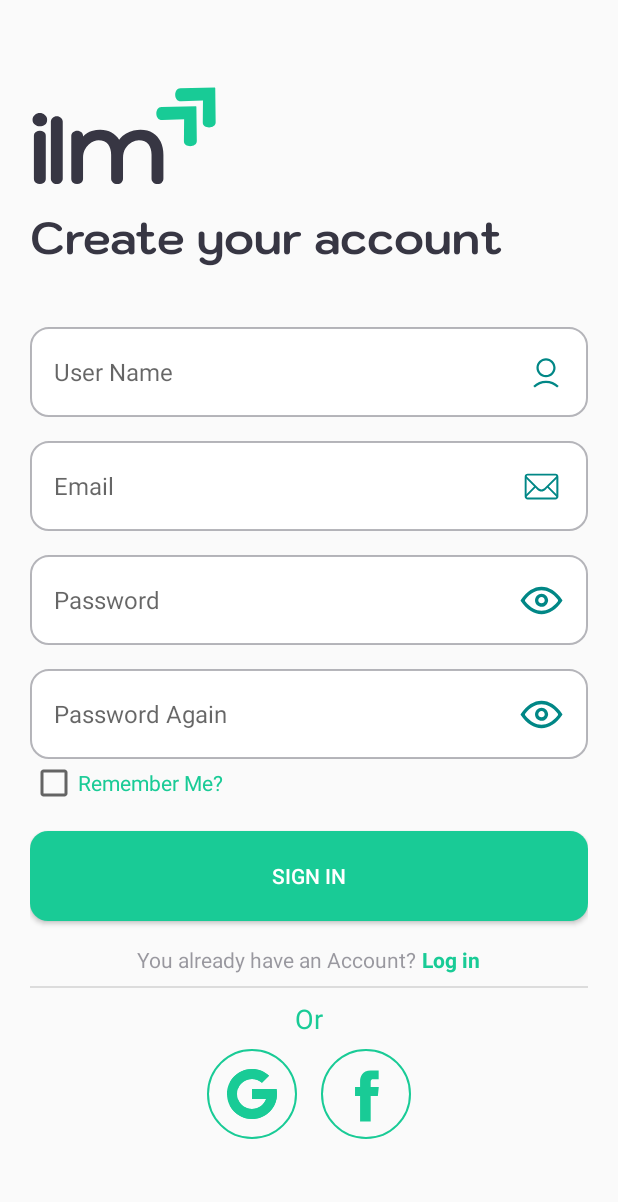
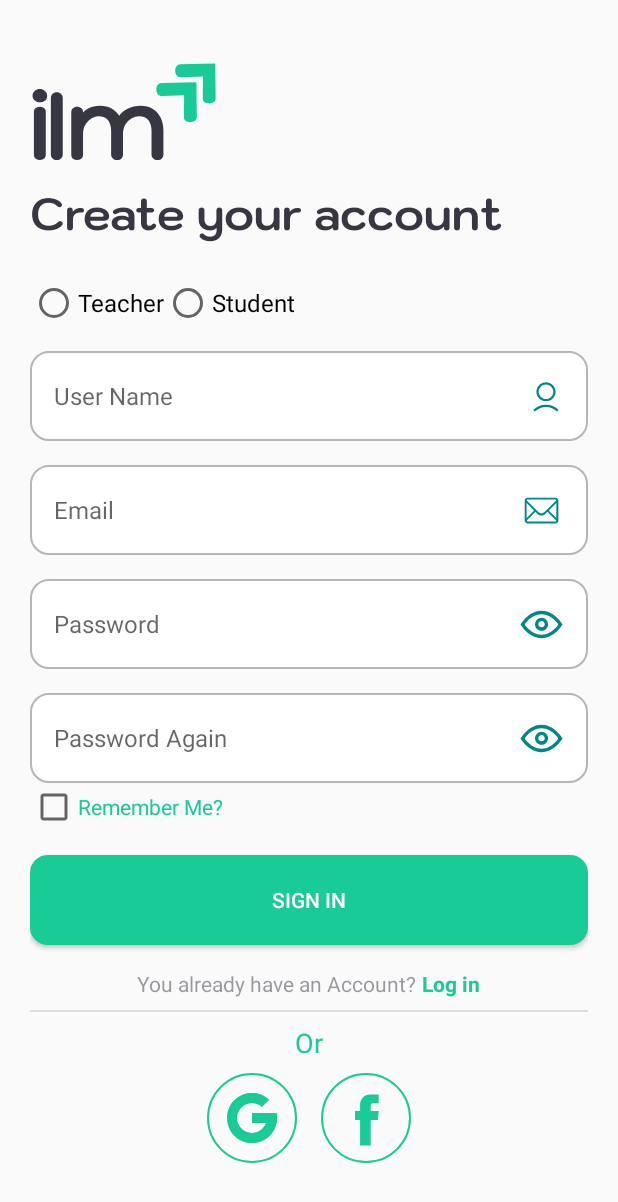
Before and after one commit to Deniz000/IlmAppUi, an Android app: the RegisterFragment screen opened through its navigation route, on a phone screen of 412 x 824 dp. Shown: the top 1202 px of the screen. Run offline under Robolectric (Android 15) with nearby library versions, the phone set to English and light mode, and no system bars; our stand-ins replace navigation-ui.

Commit message:
I tried to figure out 'register and jwt token' but not worked :(

```diff
--- a/app/src/main/AndroidManifest.xml
+++ b/app/src/main/AndroidManifest.xml
@@ -1,6 +1,9 @@
 <?xml version="1.0" encoding="utf-8"?>
 <manifest xmlns:android="http://schemas.android.com/apk/res/android"
     xmlns:tools="http://schemas.android.com/tools">
+    <uses-permission android:name="android.permission.INTERNET" />
+    <uses-permission android:name="android.permission.ACCESS_NETWORK_STATE" />
+    <uses-feature android:glEsVersion="0x00020000" android:required="true" />
 
     <application
         android:allowBackup="true"
@@ -10,6 +13,7 @@
         android:icon="@mipmap/logo_mipmap"
         android:supportsRtl="true"
         android:theme="@style/Theme.IlmApp"
+        android:usesCleartextTraffic="true"
         tools:targetApi="31">
         <activity
             android:name=".MainActivity"
--- a/app/src/main/java/com/example/ilmapp/MainActivity.kt
+++ b/app/src/main/java/com/example/ilmapp/MainActivity.kt
@@ -64,14 +64,6 @@ class MainActivity : AppCompatActivity() {
             }
         })
     }
-    private fun initViews(){
-
-    }
-
-
-    private fun initEvent(){
-
-    }
     private fun splashAnimation(){
         splashScreen.setOnExitAnimationListener { splashScreenView ->
             // ObjectAnimator ile animasyonu ayarlıyoruz
--- /dev/null
+++ b/app/src/main/java/com/example/ilmapp/adapter/ListViewAdapter.kt
@@ -0,0 +1,4 @@
+package com.example.ilmapp.adapter
+
+class ListViewAdapter {
+}
--- /dev/null
+++ b/app/src/main/java/com/example/ilmapp/data/model/RegisterResponse.kt
@@ -0,0 +1,5 @@
+package com.example.ilmapp.data.model
+
+data class RegisterResponse(
+    val token: String
+)
--- /dev/null
+++ b/app/src/main/res/drawable/logout.xml
@@ -0,0 +1,5 @@
+<vector xmlns:android="http://schemas.android.com/apk/res/android" android:height="30dp" android:viewportHeight="32" android:viewportWidth="32" android:width="30dp">
+
+    <path android:fillColor="#FF000000" android:pathData="M27,3V29a1,1 0,0 1,-1 1H6a1,1 0,0 1,-1 -1V27H7v1H25V4H7V7H5V3A1,1 0,0 1,6 2H26A1,1 0,0 1,27 3ZM10.71,20.29 L7.41,17H18V15H7.41l3.3,-3.29L9.29,10.29l-5,5a1,1 0,0 0,0 1.42l5,5Z"/>
+
+</vector>
--- a/app/src/main/res/layout/fragment_register.xml
+++ b/app/src/main/res/layout/fragment_register.xml
@@ -28,6 +28,26 @@
         android:layout_height="wrap_content"
         android:layout_marginBottom="@dimen/space_btw_items"/>
 
+    <RadioGroup
+        android:id="@+id/radioButtonRole"
+        android:orientation="horizontal"
+        android:layout_width="match_parent"
+        android:layout_height="wrap_content">
+        <RadioButton
+            android:id="@+id/radio_teacher"
+            android:layout_width="wrap_content"
+            android:layout_height="wrap_content"
+            android:textSize="@dimen/size_md"
+            android:text="@string/teacher"
+            tools:ignore="SpUsage" />
+        <RadioButton
+            android:id="@+id/radio_student"
+            android:layout_width="wrap_content"
+            android:layout_height="wrap_content"
+            android:textSize="@dimen/size_md"
+            android:text="@string/student"
+            tools:ignore="SpUsage" />
+    </RadioGroup>
     <EditText
         android:id="@+id/edt_regiser_username"
         android:layout_width="match_parent"
--- a/build.gradle.kts
+++ b/build.gradle.kts
@@ -3,3 +3,4 @@ plugins {
     alias(libs.plugins.android.application) apply false
     alias(libs.plugins.kotlin.android) apply false
 }
+val ndkVersion by extra("27.1.12297006")
```
Also changed, not shown: app/build.gradle.kts (+16 -2 lines), app/src/main/java/com/example/ilmapp/data/api/AuthenticationApi.kt (added, +12 -0 lines), app/src/main/java/com/example/ilmapp/data/api/RetrofitInstance.kt (added, +33 -0 lines), app/src/main/java/com/example/ilmapp/data/model/AuthInterceptor.kt (added, +20 -0 lines), app/src/main/java/com/example/ilmapp/data/model/AuthViewModel.kt (added, +40 -0 lines), app/src/main/java/com/example/ilmapp/data/model/RegisterRequest.kt (added, +9 -0 lines), app/src/main/java/com/example/ilmapp/data/model/TokenManager.kt (added, +21 -0 lines), app/src/main/java/com/example/ilmapp/ui/home/HomeFragment.kt (+31 -2 lines), app/src/main/java/com/example/ilmapp/ui/login/RegisterFragmentNormal.kt (added, +142 -0 lines), gradle/libs.versions.toml (+7 -3 lines).
